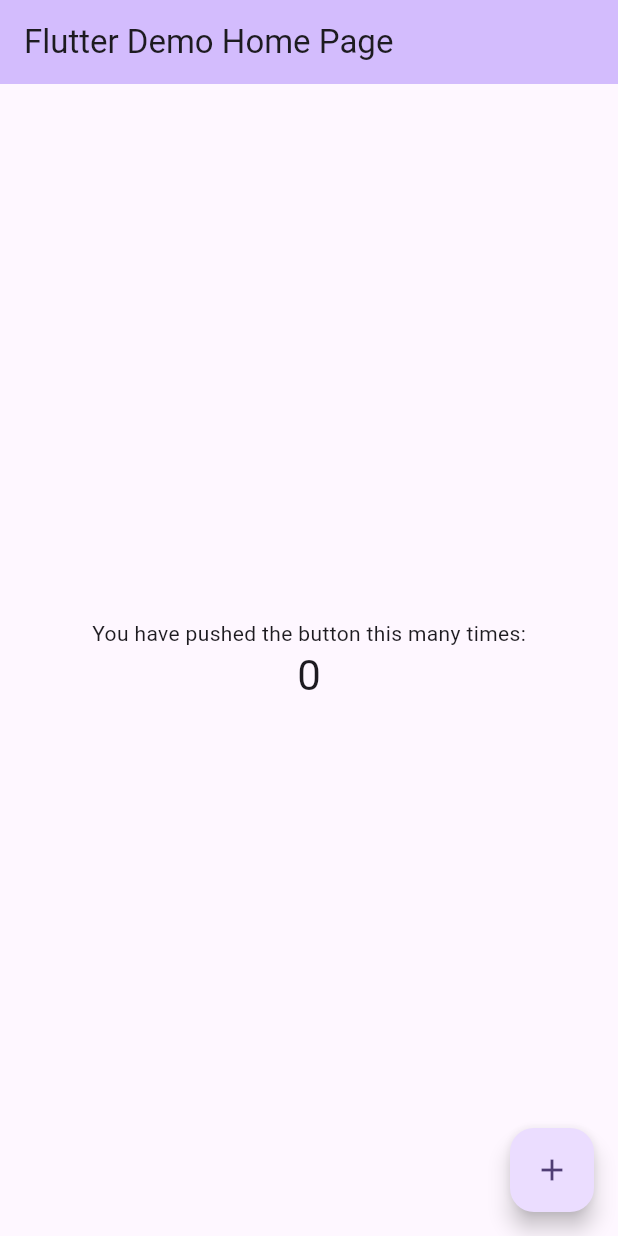
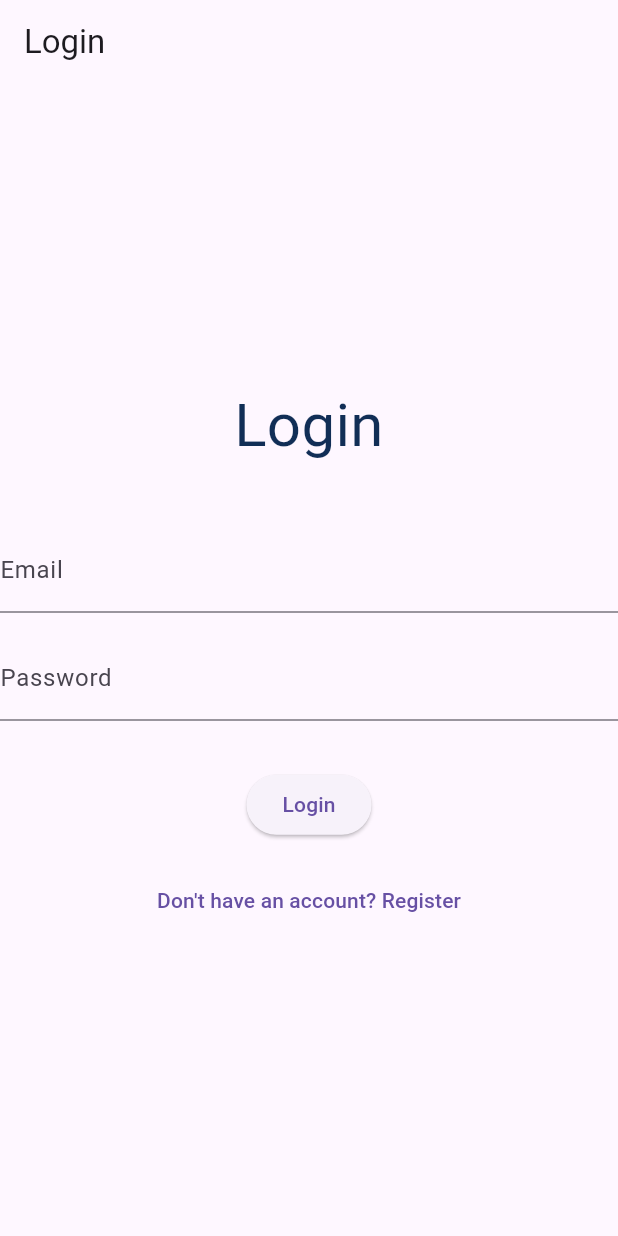
Before and after one commit to tranTrungDung05/Qu-n-l-garage-xe-Application, a Flutter app: the screen it shows after launch, on a phone screen of 412 x 824 dp. Run offline on Flutter 3.47's test engine with Material 3 defaults, Android fonts, the phone set to English and light mode, and no system bars; our stand-ins replace firebase_core, go_router; accounts and stored records are empty.

Commit message:
them giao dien login/register + man hinh dashboard

```diff
--- a/lib/main.dart
+++ b/lib/main.dart
@@ -1,122 +1,23 @@
 import 'package:flutter/material.dart';
+import 'router.dart';
+// import 'package:firebase_core/firebase_core.dart';
+// import 'services/firebase_options.dart';
 
-void main() {
+void main() async {
+  WidgetsFlutterBinding.ensureInitialized();
+  // TODO: Uncomment khi Firebase đã setup đúng
+  // await Firebase.initializeApp(options: DefaultFirebaseOptions.currentPlatform);
   runApp(const MyApp());
 }
 
 class MyApp extends StatelessWidget {
   const MyApp({super.key});
 
-  // This widget is the root of your application.
   @override
   Widget build(BuildContext context) {
-    return MaterialApp(
-      title: 'Flutter Demo',
-      theme: ThemeData(
-        // This is the theme of your application.
-        //
-        // TRY THIS: Try running your application with "flutter run". You'll see
-        // the application has a purple toolbar. Then, without quitting the app,
-        // try changing the seedColor in the colorScheme below to Colors.green
-        // and then invoke "hot reload" (save your changes or press the "hot
-        // reload" button in a Flutter-supported IDE, or press "r" if you used
-        // the command line to start the app).
-        //
-        // Notice that the counter didn't reset back to zero; the application
-        // state is not lost during the reload. To reset the state, use hot
-        // restart instead.
-        //
-        // This works for code too, not just values: Most code changes can be
-        // tested with just a hot reload.
-        colorScheme: .fromSeed(seedColor: Colors.deepPurple),
-      ),
-      home: const MyHomePage(title: 'Flutter Demo Home Page'),
+    return MaterialApp.router(
+      debugShowCheckedModeBanner: false,
+      routerConfig: appRouter,
     );
   }
 }
-
-class MyHomePage extends StatefulWidget {
-  const MyHomePage({super.key, required this.title});
-
-  // This widget is the home page of your application. It is stateful, meaning
-  // that it has a State object (defined below) that contains fields that affect
-  // how it looks.
-
-  // This class is the configuration for the state. It holds the values (in this
-  // case the title) provided by the parent (in this case the App widget) and
-  // used by the build method of the State. Fields in a Widget subclass are
-  // always marked "final".
-
-  final String title;
-
-  @override
-  State<MyHomePage> createState() => _MyHomePageState();
-}
-
-class _MyHomePageState extends State<MyHomePage> {
-  int _counter = 0;
-
-  void _incrementCounter() {
-    setState(() {
-      // This call to setState tells the Flutter framework that something has
-      // changed in this State, which causes it to rerun the build method below
-      // so that the display can reflect the updated values. If we changed
-      // _counter without calling setState(), then the build method would not be
-      // called again, and so nothing would appear to happen.
-      _counter++;
-    });
-  }
-
-  @override
-  Widget build(BuildContext context) {
-    // This method is rerun every time setState is called, for instance as done
-    // by the _incrementCounter method above.
-    //
-    // The Flutter framework has been optimized to make rerunning build methods
-    // fast, so that you can just rebuild anything that needs updating rather
-    // than having to individually change instances of widgets.
-    return Scaffold(
-      appBar: AppBar(
-        // TRY THIS: Try changing the color here to a specific color (to
-        // Colors.amber, perhaps?) and trigger a hot reload to see the AppBar
-        // change color while the other colors stay the same.
-        backgroundColor: Theme.of(context).colorScheme.inversePrimary,
-        // Here we take the value from the MyHomePage object that was created by
-        // the App.build method, and use it to set our appbar title.
-        title: Text(widget.title),
-      ),
-      body: Center(
-        // Center is a layout widget. It takes a single child and positions it
-        // in the middle of the parent.
-        child: Column(
-          // Column is also a layout widget. It takes a list of children and
-          // arranges them vertically. By default, it sizes itself to fit its
-          // children horizontally, and tries to be as tall as its parent.
-          //
-          // Column has various properties to control how it sizes itself and
-          // how it positions its children. Here we use mainAxisAlignment to
-          // center the children vertically; the main axis here is the vertical
-          // axis because Columns are vertical (the cross axis would be
-          // horizontal).
-          //
-          // TRY THIS: Invoke "debug painting" (choose the "Toggle Debug Paint"
-          // action in the IDE, or press "p" in the console), to see the
-          // wireframe for each widget.
-          mainAxisAlignment: .center,
-          children: [
-            const Text('You have pushed the button this many times:'),
-            Text(
-              '$_counter',
-              style: Theme.of(context).textTheme.headlineMedium,
-            ),
-          ],
-        ),
-      ),
-      floatingActionButton: FloatingActionButton(
-        onPressed: _incrementCounter,
-        tooltip: 'Increment',
-        child: const Icon(Icons.add),
-      ),
-    );
-  }
-}
--- /dev/null
+++ b/lib/router.dart
@@ -0,0 +1,16 @@
+import 'package:flutter/material.dart';
+import 'package:go_router/go_router.dart';
+
+import 'screens/auth/login_screen.dart';
+import 'screens/dashboard/homePage.dart';
+
+final appRouter = GoRouter(
+  initialLocation: '/login',
+  routes: [
+    GoRoute(path: '/login', builder: (context, state) => const LoginScreen()),
+    GoRoute(
+      path: '/dashboard',
+      builder: (context, state) => const DashboardScreen(),
+    ),
+  ],
+);
--- /dev/null
+++ b/lib/screens/auth/login_screen.dart
@@ -0,0 +1,52 @@
+import 'package:flutter/material.dart';
+import 'package:go_router/go_router.dart';
+
+class LoginScreen extends StatelessWidget {
+  const LoginScreen({super.key});
+
+  @override
+  Widget build(BuildContext context) {
+    return Scaffold(
+      appBar: AppBar(title: const Text("Login")),
+      body: Center(
+        child: Column(
+          mainAxisAlignment: MainAxisAlignment.center,
+          children: [
+            const Text(
+              "Login",
+              style: TextStyle(
+                fontSize: 40,
+                color: Color.fromARGB(255, 17, 46, 86),
+              ),
+              textAlign: TextAlign.center,
+            ),
+            SizedBox(height: 40),
+            TextField(decoration: const InputDecoration(labelText: 'Email')),
+            SizedBox(height: 16),
+            TextField(
+              decoration: const InputDecoration(labelText: 'Password'),
+              obscureText: true,
+            ),
+            SizedBox(height: 32),
+            ElevatedButton(
+              onPressed: () {
+                context.go('/dashboard');
+              },
+              child: const Text("Login"),
+            ),
+            SizedBox(height: 16),
+            TextButton(
+              onPressed: () {
+                context.go('/register_screen.dart');
+              },
+              child: const Text("Don't have an account? Register"),
+            ),
+          ],
+        ),
+      ),
+    );
+  }
+}
+
+//note: thêm snackbar khi login thất bại
+//lỗi route register screen
--- a/pubspec.yaml
+++ b/pubspec.yaml
@@ -34,6 +34,12 @@ dependencies:
   # The following adds the Cupertino Icons font to your application.
   # Use with the CupertinoIcons class for iOS style icons.
   cupertino_icons: ^1.0.8
+  go_router: ^17.0.0
+  firebase_core: ^4.2.1
+  firebase_auth: ^6.1.2
+  cloud_firestore: ^6.1.0
+  provider: ^6.1.5+1
+  intl: ^0.20.2
 
 dev_dependencies:
   flutter_test:
```
Also changed, not shown: lib/models/Car.dart (added, +31 -0 lines), lib/models/Customer.dart (added, +35 -0 lines), lib/models/Staff.dart (added, +26 -0 lines), lib/screens/auth/register_screen.dart (added, +42 -0 lines), lib/screens/dashboard/homePage.dart (added, +26 -0 lines), lib/services/auth_service.dart (added), lib/services/firebase_options.dart (added), lib/services/firestore_service.dart (added), pubspec.lock, 3 other files.
